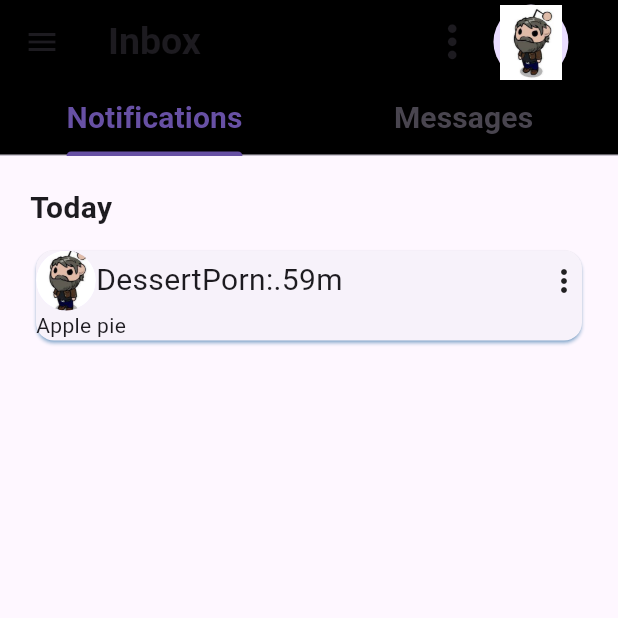
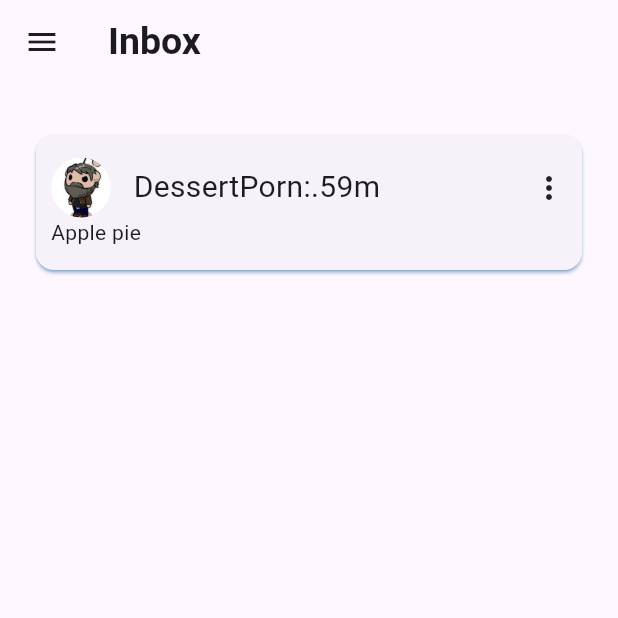
Before and after one commit to najeebnaju512/reddit_clone, a Flutter app: the InboxScreen screen opened directly, on a phone screen of 412 x 824 dp, the top half of it. Run offline on Flutter 3.47's test engine with Material 3 defaults, Android fonts, the phone set to English and light mode, and no system bars; our stand-ins replace carousel_slider, google_fonts, image_picker, shared_preferences; accounts and stored records are empty; statements that could not run were skipped.

Commit message:
ui updated

```diff
--- a/lib/presentation/chat_screen/view/chat_screen.dart
+++ b/lib/presentation/chat_screen/view/chat_screen.dart
@@ -14,7 +14,6 @@ class _ChatScreenState extends State<ChatScreen> {
   Widget build(BuildContext context) {
     return Scaffold(
         appBar: AppBar(
-          backgroundColor: Colors.black,
           title: Row(
             children: [
               Text(
--- a/lib/presentation/inbox_screen/view/inbox_screen.dart
+++ b/lib/presentation/inbox_screen/view/inbox_screen.dart
@@ -23,20 +23,6 @@ class _InboxScreenState extends State<InboxScreen>
   Widget build(BuildContext context) {
     return Scaffold(
       appBar: AppBar(
-         backgroundColor: Colors.black,
-        bottom: TabBar(
-          controller: _tabController,
-          tabs: [
-            Tab(
-              child: Text("Notifications",
-                  style: TextStyle(fontSize: 20, fontWeight: FontWeight.bold)),
-            ),
-            Tab(
-              child: Text("Messages",
-                  style: TextStyle(fontSize: 20, fontWeight: FontWeight.bold)),
-            ),
-          ],
-        ),
         title: Row(
           children: [
             Text(
@@ -45,14 +31,6 @@ class _InboxScreenState extends State<InboxScreen>
             ),
             SizedBox(
               width: 150,
-            ),
-            InkWell(onTap: () {}, child: Icon(Icons.more_vert, size: 35)),
-            SizedBox(
-              width: 10,
-            ),
-            CircleAvatar(
-              radius: 25,
-              child: Image.asset("assets/images/reddit1.jpg"),
             ),
           ],
         ),
@@ -67,13 +45,12 @@ class _InboxScreenState extends State<InboxScreen>
               mainAxisAlignment: MainAxisAlignment.start,
               crossAxisAlignment: CrossAxisAlignment.start,
               children: [
-                Text(
-                  "Today",
-                  style: TextStyle(fontSize: 20, fontWeight: FontWeight.bold),
-                ),
                 SizedBox(height: 10),
                 Card(
                   shadowColor: Colors.blue,
+                  child: Padding(
+                    padding: const EdgeInsets.symmetric(
+                        horizontal: 10, vertical: 15),
                     child: Column(
                       mainAxisAlignment: MainAxisAlignment.start,
                       crossAxisAlignment: CrossAxisAlignment.start,
@@ -84,6 +61,9 @@ class _InboxScreenState extends State<InboxScreen>
                               radius: 20,
                               backgroundImage:
                                   AssetImage("assets/images/reddit1.jpg"),
+                            ),
+                            SizedBox(
+                              width: 15,
                             ),
                             Text(
                               "DessertPorn:.59m",
@@ -96,6 +76,7 @@ class _InboxScreenState extends State<InboxScreen>
                         SizedBox(width: 50),
                         Text("Apple pie"),
                       ],
+                    ),
                   ),
                 )
               ],
```
Also changed, not shown: lib/presentation/bottom_navigation_screen/view/bottom_navigation_screen.dart (+5 -5 lines), lib/presentation/communities_screen/view/communities_screen.dart (+11 -26 lines). Lines whose indentation alone changed are shown as unchanged.
